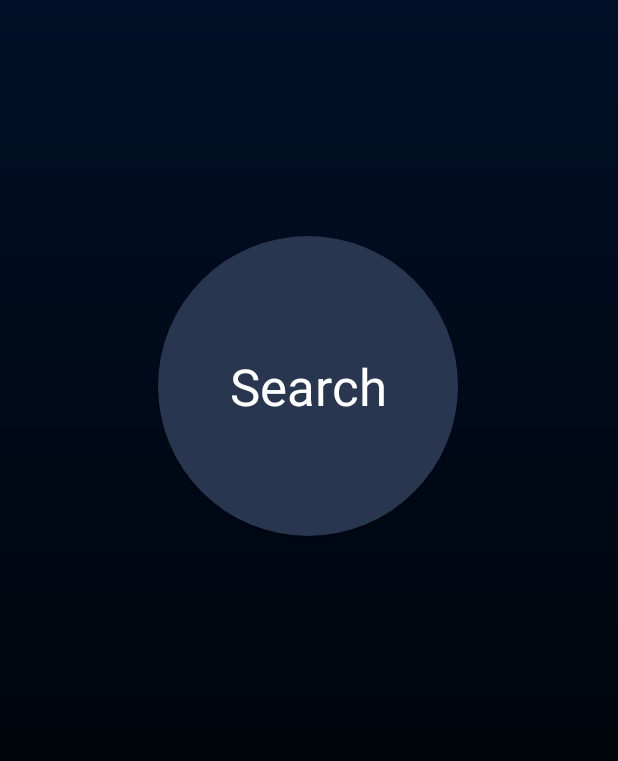
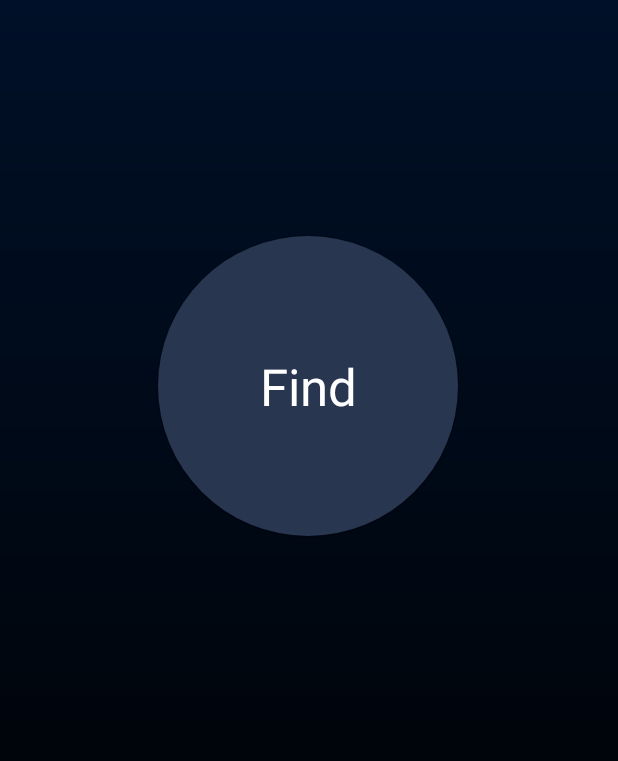
Before and after one commit to LinDevHard/raspb-finder, an Android app: the screen it shows after launch (FullscreenActivity), on a phone screen of 412 x 824 dp. Shown: the top 761 px of the screen. Run offline under Robolectric (Android 15) with nearby library versions, the phone set to English and light mode, and no system bars; our stand-ins replace data binding.

```diff
--- a/app/src/main/res/layout/activity_fullscreen.xml
+++ b/app/src/main/res/layout/activity_fullscreen.xml
@@ -26,7 +26,7 @@
                 android:background="@drawable/rnd_button_background"
                 android:contentDescription="@android:string/search_go"
                 android:onClick="@{()-> viewModel.onClickSearch()}"
-                android:text="@android:string/search_go"
+                android:text="@string/button_text_find"
                 android:elevation="20dp"
                 android:textAppearance="@style/TextAppearance.AppCompat.Display1"
                 android:textColor="@android:color/white"
--- a/app/src/main/res/values/strings.xml
+++ b/app/src/main/res/values/strings.xml
@@ -1,5 +1,8 @@
 <resources>
     <string name="app_name">RaspFinder</string>
+
+    <!-- button text -->
+    <string name="button_text_find">Find</string>
 
     <!-- info message -->
     <string name="info_message_search">Click the button above to start a search</string>
```
Also changed, not shown: 1 other file.
